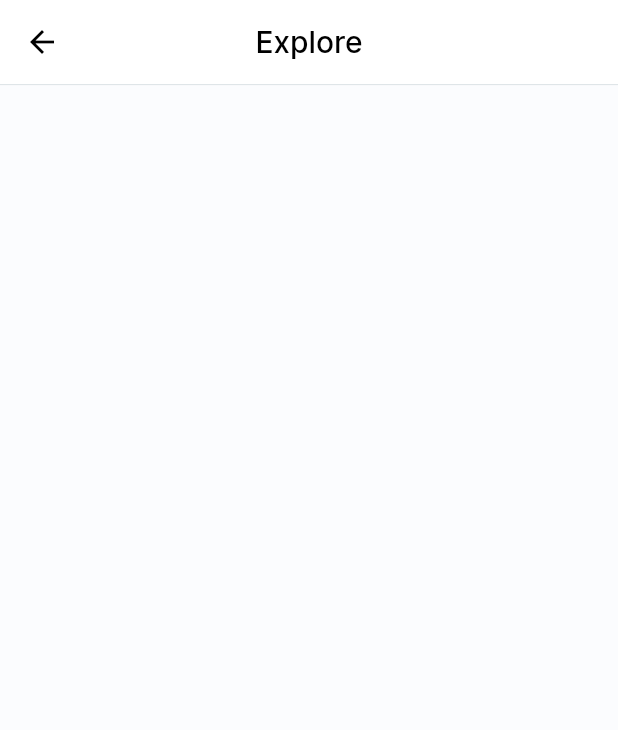
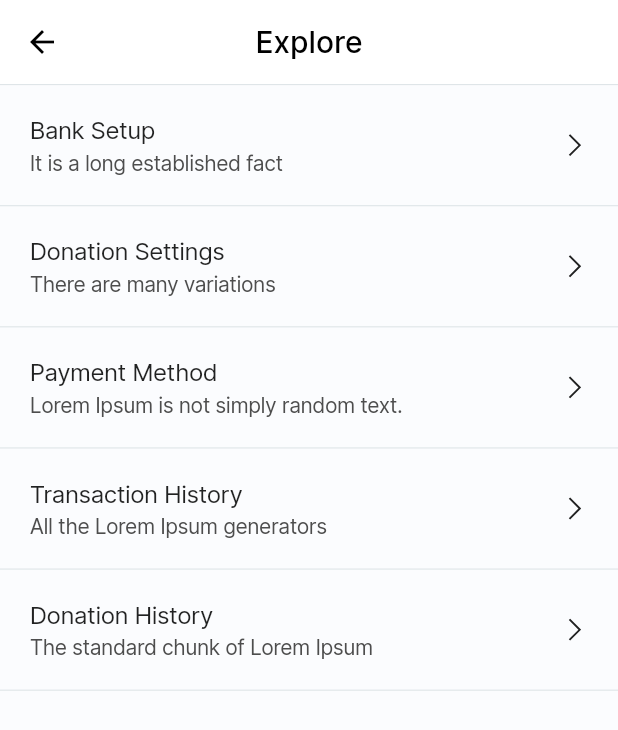
Before and after one commit to ReziaBanks/FyrePay, a Flutter app: the ExplorePage screen opened directly, on a phone screen of 412 x 824 dp. Shown: the top 730 px of the screen. Run offline on Flutter 3.47's test engine with Material 2 defaults, Android fonts, the phone set to English and light mode, and no system bars; our stand-ins replace cached_network_image, cloud_firestore, firebase_auth, firebase_core, flutter_slidable, flutter_vector_icons and 3 more; accounts and stored records are empty.

Commit message:
FMA-7 Code The Explore Page (#12)

```diff
--- a/lib/Components/Basic/app_components.dart
+++ b/lib/Components/Basic/app_components.dart
@@ -15,6 +15,19 @@ class AppBasic {
         height: 0.75,
       ),
       preferredSize: Size.fromHeight(0.75),
+    );
+  }
+}
+
+class AppDivider extends StatelessWidget {
+  const AppDivider({Key? key}) : super(key: key);
+
+  @override
+  Widget build(BuildContext context) {
+    return Divider(
+      height: 0.75,
+      thickness: 0.75,
+      color: Color(0xFFDFE5E8),
     );
   }
 }
--- a/lib/Screens/Explore/explore_page.dart
+++ b/lib/Screens/Explore/explore_page.dart
@@ -1,6 +1,13 @@
 import 'package:flutter/material.dart';
 import 'package:green_apple_pay/Components/Basic/app_components.dart';
+import 'package:green_apple_pay/Screens/Explore/Banking/banking_setup_page.dart';
+import 'package:green_apple_pay/Screens/Explore/Banking/payment_method_page.dart';
+import 'package:green_apple_pay/Screens/Explore/Report/donation_history_page.dart';
+import 'package:green_apple_pay/Screens/Explore/Report/transaction_history_page.dart';
+import 'package:green_apple_pay/Screens/Settings/donation_settings_page.dart';
+import 'package:green_apple_pay/Utility/Functions/app_functions.dart';
 import 'package:green_apple_pay/Utility/Misc/constants.dart';
+import 'package:line_icons/line_icons.dart';
 
 class ExplorePage extends StatefulWidget {
   const ExplorePage({Key? key}) : super(key: key);
@@ -18,11 +25,93 @@ class _ExplorePageState extends State<ExplorePage> {
         title: Text('Explore', style: kAppBarHeavyTextStyle,),
         centerTitle: true,
         bottom: AppBasic.appBarBorder(),
-        actions: [
-
+      ),
+      body: ListView(
+        physics: ClampingScrollPhysics(),
+        children: [
+          AppExploreTile(
+            title: 'Bank Setup',
+            subTitle: 'It is a long established fact',
+            onPressed: ()=> AppFunctions.navigate(context, BankingSetupPage()),
+          ),
+          AppDivider(),
+          AppExploreTile(
+            title: 'Donation Settings',
+            subTitle: 'There are many variations',
+            onPressed: ()=> AppFunctions.navigate(context, DonationSettingsPage()),
+          ),
+          AppDivider(),
+          AppExploreTile(
+            title: 'Payment Method',
+            subTitle: 'Lorem Ipsum is not simply random text.',
+            onPressed: ()=> AppFunctions.navigate(context, PaymentMethodPage()),
+          ),
+          AppDivider(),
+          AppExploreTile(
+            title: 'Transaction History',
+            subTitle: 'All the Lorem Ipsum generators',
+            onPressed: ()=> AppFunctions.navigate(context, TransactionHistoryPage()),
+          ),
+          AppDivider(),
+          AppExploreTile(
+            title: 'Donation History',
+            subTitle: 'The standard chunk of Lorem Ipsum',
+            onPressed: ()=> AppFunctions.navigate(context, DonationHistoryPage()),
+          ),
+          AppDivider(),
         ],
       ),
-      body: ListView(),
     );
   }
 }
+
+class AppExploreTile extends StatelessWidget {
+  final String title;
+  final String subTitle;
+  final Function()? onPressed;
+
+  AppExploreTile({
+    required this.title,
+    required this.subTitle,
+    this.onPressed,
+  });
+
+  @override
+  Widget build(BuildContext context) {
+    return InkWell(
+      onTap: onPressed,
+      child: Container(
+        padding: EdgeInsets.all(20),
+        child: Row(
+          children: [
+            Expanded(
+              child: Column(
+                crossAxisAlignment: CrossAxisAlignment.start,
+                children: [
+                  Text(
+                    title,
+                    style: TextStyle(
+                      fontSize: 16,
+                      letterSpacing: kLetterSpacing,
+                    ),
+                  ),
+                  SizedBox(height: 4),
+                  Text(
+                    subTitle,
+                    style: TextStyle(
+                      fontSize: 14,
+                      color: kGray4DColor,
+                      letterSpacing: kLetterSpacing,
+                    ),
+                  ),
+                ],
+              ),
+            ),
+            SizedBox(width: 12),
+            Icon(LineIcons.angleRight, size: 20),
+          ],
+        ),
+      ),
+    );
+  }
+}
```
